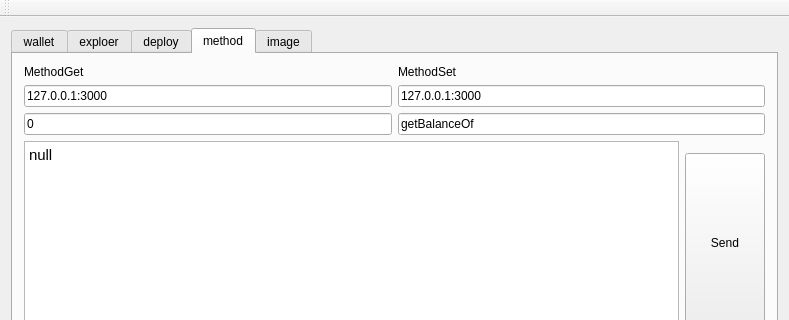
t2dk49580/OriginWallet, file MainWindow.ui: the form before one commit; both pictures show x 0 to 789 and y 0 to 320 of the 789 by 600 pixel window.
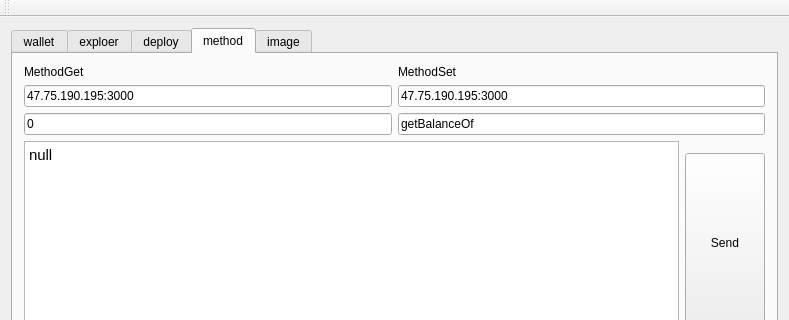
The form after the commit. The open tabs and pages were chosen to show the change.

```diff
--- a/MainWindow.ui
+++ b/MainWindow.ui
@@ -539,7 +539,7 @@
             <item>
              <widget class="QLineEdit" name="le_get_url">
               <property name="text">
-               <string>127.0.0.1:3000</string>
+               <string>47.75.190.195:3000</string>
               </property>
              </widget>
             </item>
@@ -567,7 +567,7 @@
             <item>
              <widget class="QLineEdit" name="le_set_url">
               <property name="text">
-               <string>127.0.0.1:3000</string>
+               <string>47.75.190.195:3000</string>
               </property>
              </widget>
             </item>
```
Left out of the diff: 4 changed lines with no effect on the pictures.
